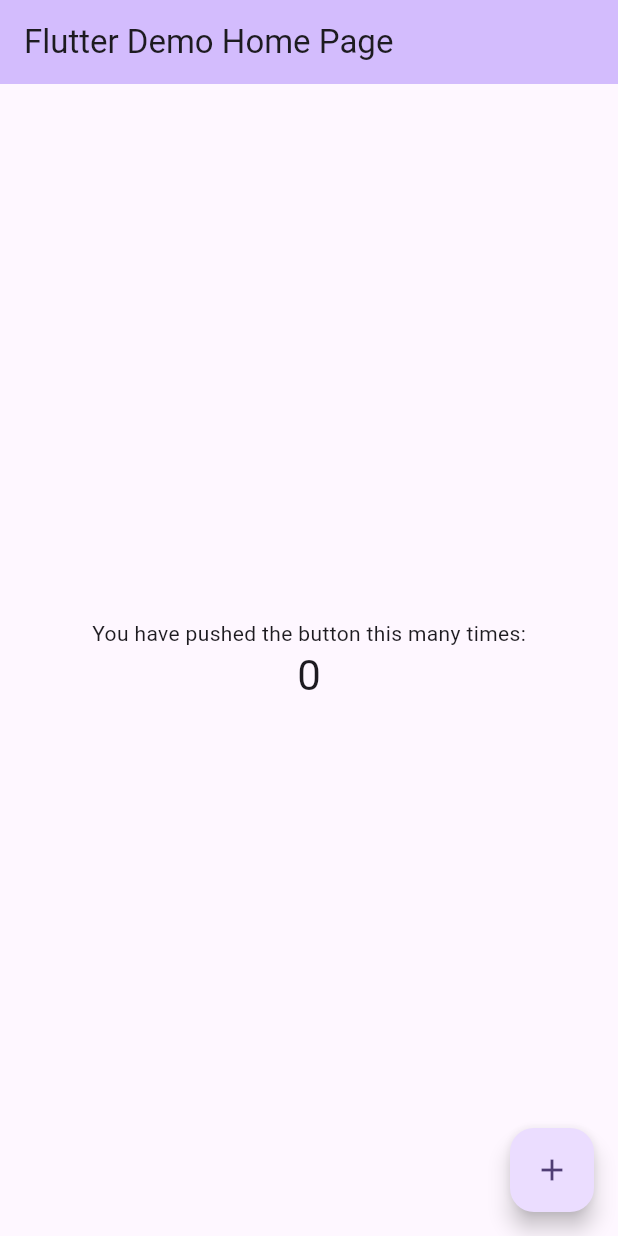
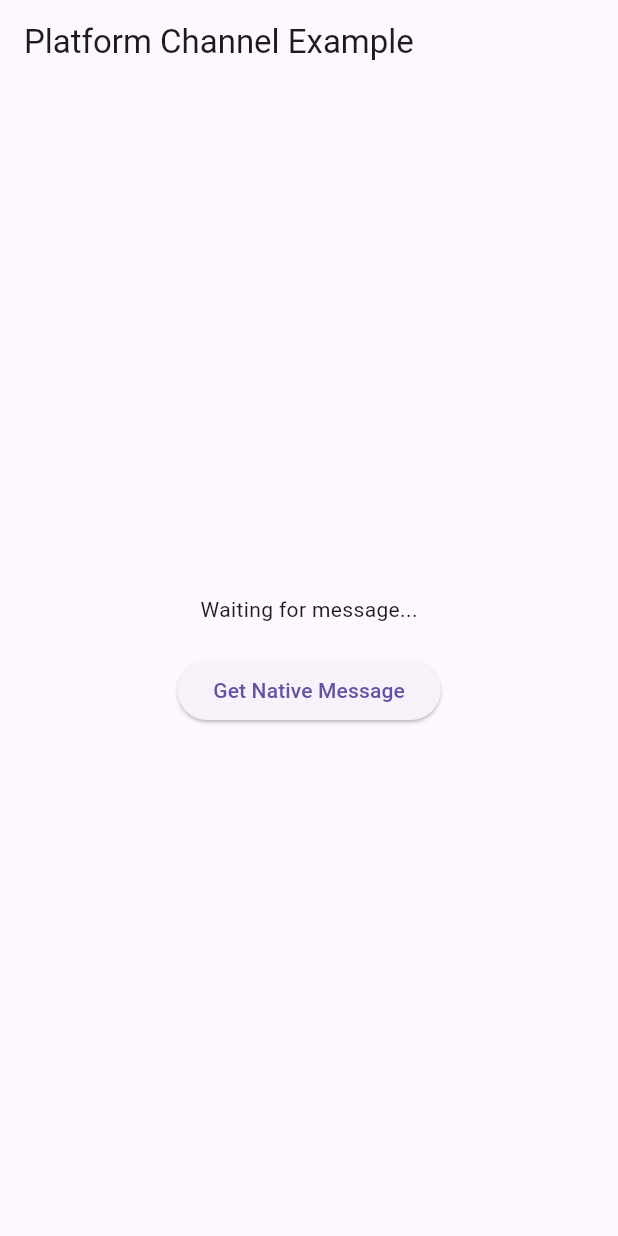
Before and after one commit to Sujeeth021/sih-aadhaar-flutter, a Flutter app: the screen it shows after launch, on a phone screen of 412 x 824 dp. Run offline on Flutter 3.47's test engine with Material 3 defaults, Android fonts, the phone set to English and light mode, and no system bars.

Commit message:
simple code for android and ios

```diff
--- a/lib/main.dart
+++ b/lib/main.dart
@@ -1,125 +1,62 @@
 import 'package:flutter/material.dart';
+import 'package:flutter/services.dart';
 
 void main() {
-  runApp(const MyApp());
+  runApp(MyApp());
 }
 
 class MyApp extends StatelessWidget {
-  const MyApp({super.key});
-
-  // This widget is the root of your application.
   @override
   Widget build(BuildContext context) {
     return MaterialApp(
       title: 'Flutter Demo',
-      theme: ThemeData(
-        // This is the theme of your application.
-        //
-        // TRY THIS: Try running your application with "flutter run". You'll see
-        // the application has a purple toolbar. Then, without quitting the app,
-        // try changing the seedColor in the colorScheme below to Colors.green
-        // and then invoke "hot reload" (save your changes or press the "hot
-        // reload" button in a Flutter-supported IDE, or press "r" if you used
-        // the command line to start the app).
-        //
-        // Notice that the counter didn't reset back to zero; the application
-        // state is not lost during the reload. To reset the state, use hot
-        // restart instead.
-        //
-        // This works for code too, not just values: Most code changes can be
-        // tested with just a hot reload.
-        colorScheme: ColorScheme.fromSeed(seedColor: Colors.deepPurple),
-        useMaterial3: true,
-      ),
-      home: const MyHomePage(title: 'Flutter Demo Home Page'),
+      home: MyHomePage(),
     );
   }
 }
 
 class MyHomePage extends StatefulWidget {
-  const MyHomePage({super.key, required this.title});
-
-  // This widget is the home page of your application. It is stateful, meaning
-  // that it has a State object (defined below) that contains fields that affect
-  // how it looks.
-
-  // This class is the configuration for the state. It holds the values (in this
-  // case the title) provided by the parent (in this case the App widget) and
-  // used by the build method of the State. Fields in a Widget subclass are
-  // always marked "final".
-
-  final String title;
-
   @override
-  State<MyHomePage> createState() => _MyHomePageState();
+  _MyHomePageState createState() => _MyHomePageState();
 }
 
 class _MyHomePageState extends State<MyHomePage> {
-  int _counter = 0;
+  static const platform = MethodChannel('com.example.main/platform_channel');
+  String _message = 'Waiting for message...';
 
-  void _incrementCounter() {
+  Future<void> _getNativeMessage() async {
+    String message;
+    try {
+      final String result = await platform.invokeMethod('getNativeMessage');
+      message = result;
+    } on PlatformException catch (e) {
+      message = "Failed to get message: '${e.message}'.";
+    }
+
     setState(() {
-      // This call to setState tells the Flutter framework that something has
-      // changed in this State, which causes it to rerun the build method below
-      // so that the display can reflect the updated values. If we changed
-      // _counter without calling setState(), then the build method would not be
-      // called again, and so nothing would appear to happen.
-      _counter+=10;
+      _message = message;
     });
   }
 
   @override
   Widget build(BuildContext context) {
-    // This method is rerun every time setState is called, for instance as done
-    // by the _incrementCounter method above.
-    //
-    // The Flutter framework has been optimized to make rerunning build methods
-    // fast, so that you can just rebuild anything that needs updating rather
-    // than having to individually change instances of widgets.
     return Scaffold(
       appBar: AppBar(
-        // TRY THIS: Try changing the color here to a specific color (to
-        // Colors.amber, perhaps?) and trigger a hot reload to see the AppBar
-        // change color while the other colors stay the same.
-        backgroundColor: Theme.of(context).colorScheme.inversePrimary,
-        // Here we take the value from the MyHomePage object that was created by
-        // the App.build method, and use it to set our appbar title.
-        title: Text(widget.title),
+        title: Text('Platform Channel Example'),
       ),
       body: Center(
-        // Center is a layout widget. It takes a single child and positions it
-        // in the middle of the parent.
         child: Column(
-          // Column is also a layout widget. It takes a list of children and
-          // arranges them vertically. By default, it sizes itself to fit its
-          // children horizontally, and tries to be as tall as its parent.
-          //
-          // Column has various properties to control how it sizes itself and
-          // how it positions its children. Here we use mainAxisAlignment to
-          // center the children vertically; the main axis here is the vertical
-          // axis because Columns are vertical (the cross axis would be
-          // horizontal).
-          //
-          // TRY THIS: Invoke "debug painting" (choose the "Toggle Debug Paint"
-          // action in the IDE, or press "p" in the console), to see the
-          // wireframe for each widget.
           mainAxisAlignment: MainAxisAlignment.center,
           children: <Widget>[
-            const Text(
-              'You have pushed the button this many times:',
-            ),
-            Text(
-              '$_counter',
-              style: Theme.of(context).textTheme.headlineMedium,
+            Text(_message),
+            SizedBox(height: 20),
+            ElevatedButton(
+              onPressed: _getNativeMessage,
+              child: Text('Get Native Message'),
             ),
           ],
         ),
       ),
-      floatingActionButton: FloatingActionButton(
-        onPressed: _incrementCounter,
-        tooltip: 'Increment',
-        child: const Icon(Icons.add),
-      ), // This trailing comma makes auto-formatting nicer for build methods.
     );
   }
 }
```
Also changed, not shown: pubspec.yaml (+5 -75 lines), pubspec.lock, 5 other files.
